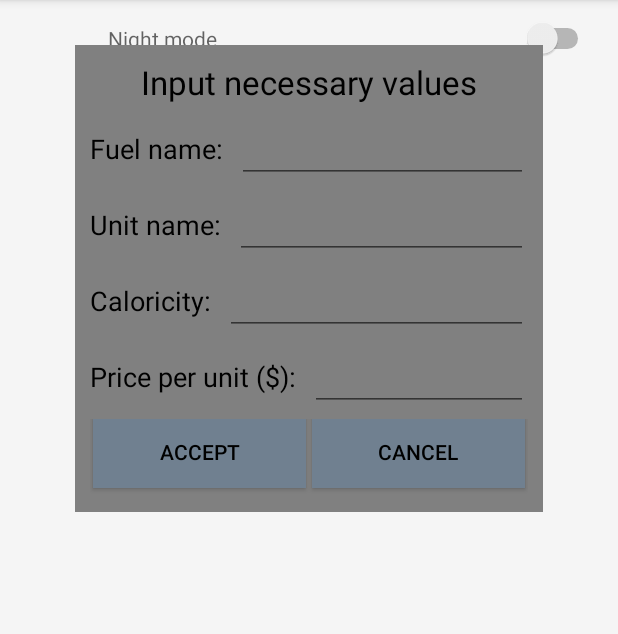
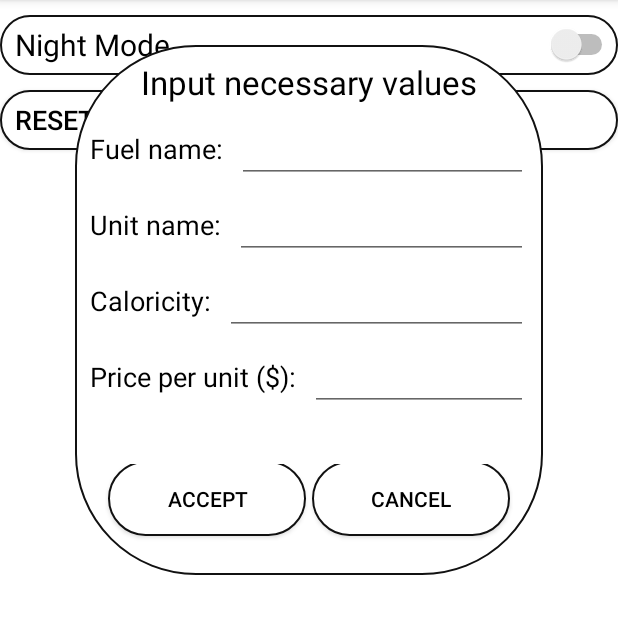
Before and after one commit to CyberSoftStudio/FuelCalc, an Android app: the SettingsActivity screen opened directly, with no data from a screen before it, after a tap on "ADD FUEL", on a phone screen of 412 x 824 dp, the part 84-718 px from its top. Run offline under Robolectric (Android 15) with nearby library versions, the phone set to English and light mode, and no system bars; libraries missing offline, so code that uses them is left out: io.realm; 3 statements that could not run were skipped.

Commit message:
Settings activity changes

```diff
--- a/app/src/main/java/com/example/user2/fuelcalc/ui/MainActivity.java
+++ b/app/src/main/java/com/example/user2/fuelcalc/ui/MainActivity.java
@@ -97,10 +97,11 @@ public class MainActivity extends AppCompatActivity implements FuelView {
         super.onStart();
         Log.e(LOGTAG, "onStart");
 
+
         prefs = PreferenceManager
                 .getDefaultSharedPreferences(getApplicationContext());
-
         boolean settingsNewTheme = prefs.getBoolean("night_mode", false);
+        Toast.makeText(this, ""+settingsNewTheme, Toast.LENGTH_SHORT).show();
 
         if (darkThemeOn != settingsNewTheme) {
             this.recreate();
--- a/app/src/main/java/com/example/user2/fuelcalc/ui/SettingsActivity.java
+++ b/app/src/main/java/com/example/user2/fuelcalc/ui/SettingsActivity.java
@@ -1,9 +1,11 @@
 package com.example.user2.fuelcalc.ui;
 
 import android.content.Intent;
+import android.content.SharedPreferences;
 import android.graphics.Rect;
 import android.os.Bundle;
 import android.os.PersistableBundle;
+import android.preference.PreferenceManager;
 import android.support.annotation.Nullable;
 import android.support.v7.app.AppCompatActivity;
 import android.text.Editable;
@@ -17,9 +19,13 @@ import android.view.View;
 import android.view.ViewTreeObserver;
 import android.view.WindowManager;
 import android.view.inputmethod.InputMethodManager;
+import android.widget.Button;
+import android.widget.CompoundButton;
 import android.widget.EditText;
 import android.widget.FrameLayout;
 import android.widget.LinearLayout;
+import android.widget.Switch;
+import android.widget.TextView;
 import android.widget.Toast;
 
 import com.example.user2.fuelcalc.R;
@@ -34,17 +40,36 @@ import java.util.List;
 import io.realm.Realm;
 import io.realm.RealmResults;
 
-public class SettingsActivity extends AppCompatActivity {
+public class SettingsActivity extends AppCompatActivity implements CompoundButton.OnCheckedChangeListener {
 
     private static final String LOGTAG = "SettingsActivity";
 
     private FuelModel fuelModel;
+    Switch switcher;
+    SharedPreferences sharedPreferences;
+    SharedPreferences.Editor editor;
 
     @Override
     protected void onCreate(Bundle savedInstanceState) {
         super.onCreate(savedInstanceState);
+        sharedPreferences = PreferenceManager.getDefaultSharedPreferences(getApplicationContext());
+        if (sharedPreferences.getBoolean("night_mode", false)) {
+            setTheme(R.style.DarkTheme);
+        } else {
+            setTheme(R.style.LightTheme);
+        }
         setContentView(R.layout.settings_activity);
+        if (sharedPreferences.getBoolean("night_mode", false)) {
+            findViewById(R.id.settings_layout).setBackgroundColor(getResources().getColor(R.color.Coal));
+
+        } else {
+            findViewById(R.id.settings_layout).setBackgroundColor(getResources().getColor(R.color.White));
+        }
         fuelModel = new FuelModelImpl();
+        switcher = findViewById(R.id.switcher);
+        switcher.setChecked(sharedPreferences.getBoolean("night_mode", false));
+        switcher.setOnCheckedChangeListener(this);
+
     }
 
 
@@ -69,7 +94,7 @@ public class SettingsActivity extends AppCompatActivity {
 
     @Override
     public void onBackPressed() {
-        if(findViewById(R.id.add_fuel_layout).getVisibility() == View.VISIBLE) {
+        if (findViewById(R.id.add_fuel_layout).getVisibility() == View.VISIBLE) {
             onClickAddBtnCancel(findViewById(R.id.add_fuel_btn));
         } else {
             super.onBackPressed();
@@ -158,4 +183,22 @@ public class SettingsActivity extends AppCompatActivity {
         showToast("Fuel list was reset to default");
         fuelModel.resetFuelTypesToDefault();
     }
+
+    @Override
+    public void onCheckedChanged(CompoundButton compoundButton, boolean b) {
+
+        editor = sharedPreferences.edit();
+
+        if (b) {
+            Toast.makeText(this, "NightMode", Toast.LENGTH_SHORT).show();
+            editor.putBoolean("night_mode", true);
+            recreate();
+        } else {
+            Toast.makeText(this, "DayMode", Toast.LENGTH_SHORT).show();
+            editor.putBoolean("night_mode", false);
+            recreate();
+        }
+
+        editor.apply();
+    }
 }
--- a/app/src/main/res/layout/settings_activity.xml
+++ b/app/src/main/res/layout/settings_activity.xml
@@ -5,35 +5,61 @@
     xmlns:tools="http://schemas.android.com/tools"
     android:layout_width="match_parent"
     android:layout_height="match_parent"
-    android:windowSoftInputMode="adjustPan">
+    android:windowSoftInputMode="adjustPan"
+    >
 
 
     <LinearLayout
-        android:id="@+id/settings_layout"
         android:layout_width="match_parent"
         android:layout_height="match_parent"
+        android:id="@+id/settings_layout"
         android:background="@color/WhiteSmoke"
         android:orientation="vertical"
         android:theme="@style/SettingsTheme"
         tools:context="com.example.user2.fuelcalc.ui.SettingsActivity">
 
-        <fragment
-            android:id="@+id/settings_fragment"
-            android:name="com.example.user2.fuelcalc.ui.SettingsFragment"
+
+        <LinearLayout
             android:layout_width="match_parent"
-            android:layout_height="wrap_content" />
+            android:layout_height="40dp"
+            android:layout_marginTop="10dp"
+            android:background="@drawable/cute_btn_style"
+            android:orientation="horizontal">
+            <TextView
+                android:layout_width="wrap_content"
+                android:id="@+id/nmText"
+                android:layout_height="wrap_content"
+                android:textColor="@color/Black"
+                android:paddingLeft="10dp"
+                android:text="Night Mode"
+                android:layout_weight="0.8"
+                android:textSize="20sp"
+                android:layout_gravity="center_vertical"
+                android:gravity="center_vertical"
+                />
+            <Switch
+                android:layout_width="wrap_content"
+                android:layout_height="wrap_content"
+                android:layout_weight="0.2"
+                android:id="@+id/switcher"
+                android:textOff="off"
+                android:textOn="on"
+                android:layout_gravity="center_vertical"/>
+        </LinearLayout>
 
         <Button
             android:id="@+id/reset_fuel_btn"
-            android:layout_width="wrap_content"
-            android:layout_height="wrap_content"
+            android:layout_width="match_parent"
+            android:layout_height="40dp"
             android:onClick="onClickResetDefaultBtn"
-            android:text="Reset fuel list to default"
+            android:gravity="center_vertical"
             android:background="@drawable/cute_btn_style"
+            android:textSize="18sp"
+            android:text="@string/reset_fuel_list_to_default"
             android:paddingEnd="40dp"
-            android:paddingStart="40dp"
-            android:layout_marginTop="20dp"
-            android:layout_gravity="center"/>
+            android:layout_marginTop="10dp"
+            android:paddingStart="10dp"
+            />
 
         <Button
             android:id="@+id/add_fuel_btn"
@@ -57,7 +83,7 @@
         android:layout_marginStart="50dp"
         android:layout_marginBottom="10dp"
         android:padding="10dp"
-        android:background="@color/Gray"
+        android:background="@drawable/cute_btn_style"
         android:orientation="vertical"
         android:visibility="gone">
 
@@ -152,6 +178,8 @@
         </LinearLayout>
 
         <LinearLayout
+            android:layout_marginTop="20dp"
+            android:padding="10dp"
             android:layout_width="match_parent"
             android:layout_height="match_parent"
             android:orientation="horizontal"
@@ -161,16 +189,16 @@
             <Button
                 android:layout_width="0dp"
                 android:layout_weight="0.5"
-                android:layout_height="wrap_content"
-                android:background="@color/SlateGray"
+                android:layout_height="50dp"
+                android:background="@drawable/cute_btn_style"
                 android:layout_margin="2dp"
                 android:text="Accept"
                 android:onClick="onClickAddBtnAccept"/>
             <Button
                 android:layout_width="0dp"
                 android:layout_weight="0.5"
-                android:layout_height="wrap_content"
-                android:background="@color/SlateGray"
+                android:layout_height="50dp"
+                android:background="@drawable/cute_btn_style"
                 android:layout_margin="2dp"
                 android:text="Cancel"
                 android:onClick="onClickAddBtnCancel"/>
--- a/app/src/main/res/values/strings.xml
+++ b/app/src/main/res/values/strings.xml
@@ -5,4 +5,5 @@
     <string name="donate">Donate</string>
     <string name="about_us">About us</string>
     <string name="help">Help</string>
+    <string name="reset_fuel_list_to_default">Reset fuel list to default</string>
 </resources>
```
